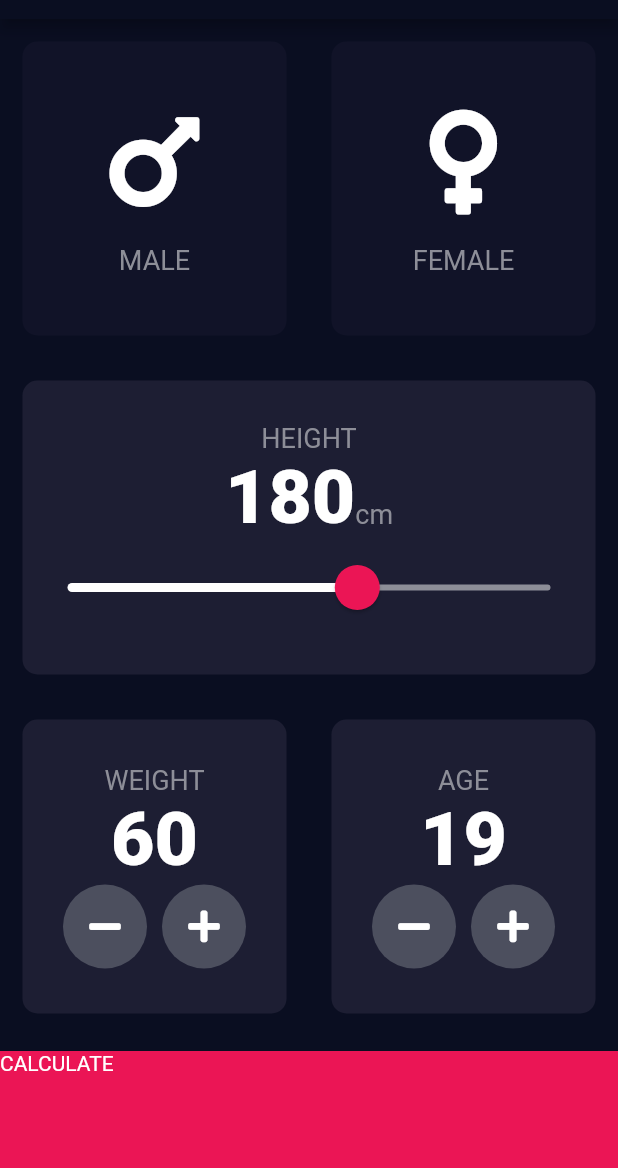
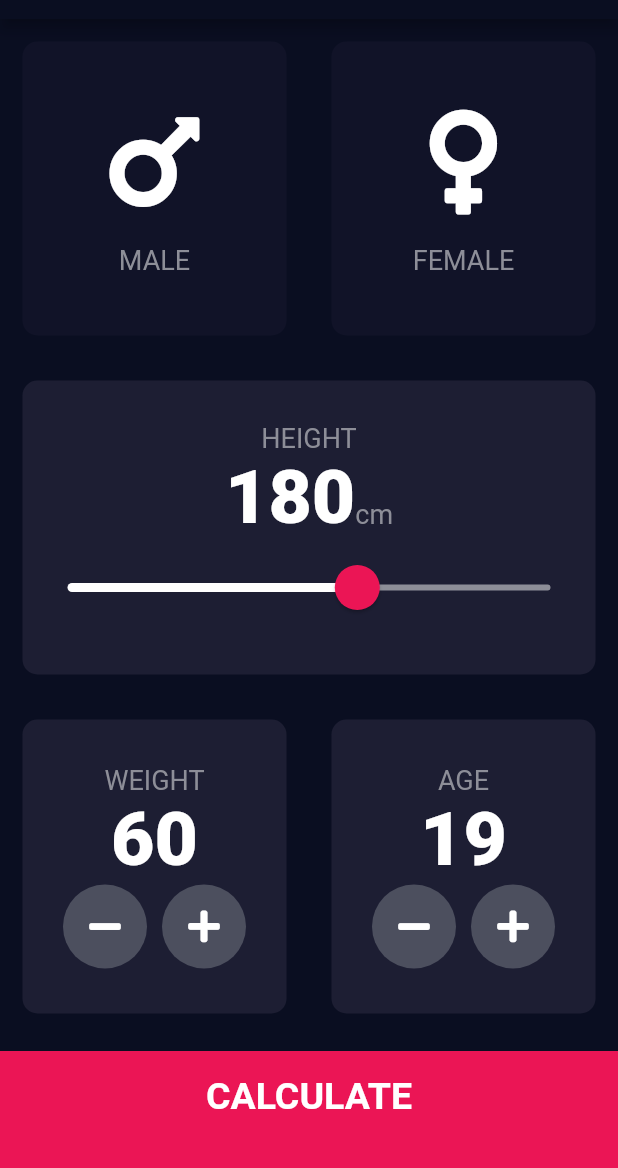
Before and after one commit to Freeman-md/bmi_calculator, a Flutter app: the screen it shows after launch, on a phone screen of 412 x 824 dp, the part 65-1233 px from its top. Run offline on Flutter 3.47's test engine with Material 2 defaults, Android fonts, the phone set to English and light mode, and no system bars; our stand-ins replace font_awesome_flutter.

Commit message:
Update input_page.dart

```diff
--- a/lib/constants.dart
+++ b/lib/constants.dart
@@ -14,3 +14,8 @@ const kNumberTextStyle = TextStyle(
   fontSize: 50,
   fontWeight: FontWeight.w900,
 );
+
+const kLargeButtonTextStyle = TextStyle(
+  fontSize: 25.0,
+  fontWeight: FontWeight.bold
+);
--- a/lib/input_page.dart
+++ b/lib/input_page.dart
@@ -219,9 +219,15 @@ class _InputPageState extends State<InputPage> {
               );
             },
             child: Container(
-              child: Text('CALCULATE'),
+              child: Center(
+                child: Text(
+                  'CALCULATE',
+                  style: kLargeButtonTextStyle
+                ),
+              ),
               color: kBottomContainerColour,
               margin: EdgeInsets.only(top: 10.0),
+              padding: EdgeInsets.only(bottom: 20.0),
               width: double.infinity,
               height: kBottomContainerHeight,
             ),
```
